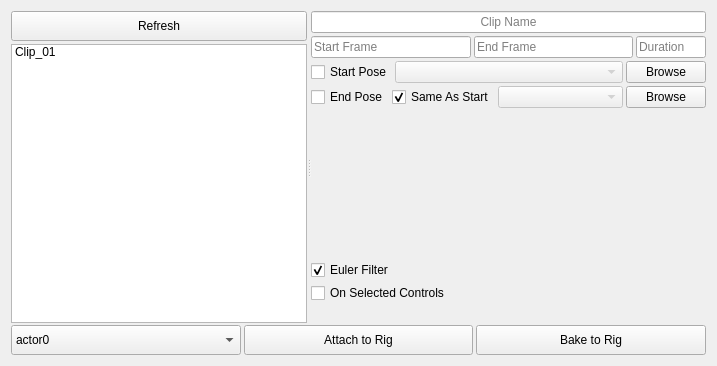
Qt form mocap_clipper/ui/mocap_clipper_widget.ui (rBrenick/mocap-clipper) before a commit.
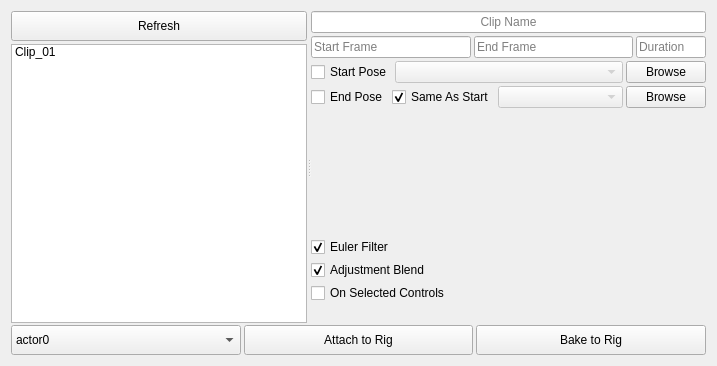
The same form after that commit.

```diff
--- a/mocap_clipper/ui/mocap_clipper_widget.ui
+++ b/mocap_clipper/ui/mocap_clipper_widget.ui
@@ -270,6 +270,16 @@
            </property>
           </widget>
          </item>
+         <item>
+          <widget class="QCheckBox" name="adjustment_blend_CHK">
+           <property name="text">
+            <string>Adjustment Blend</string>
+           </property>
+           <property name="checked">
+            <bool>true</bool>
+           </property>
+          </widget>
+         </item>
          <item>
           <widget class="QCheckBox" name="selected_controls_CHK">
            <property name="text">
```
